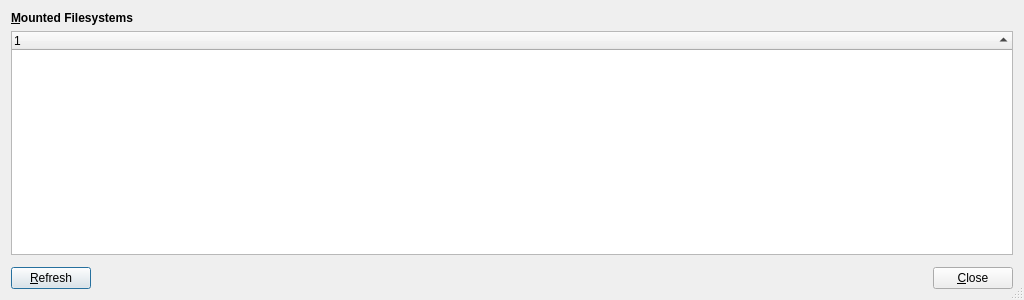
The window that src/filesystems-window.ui (shundhammer/qdirstat) describes before a commit, drawn with Qt 5.
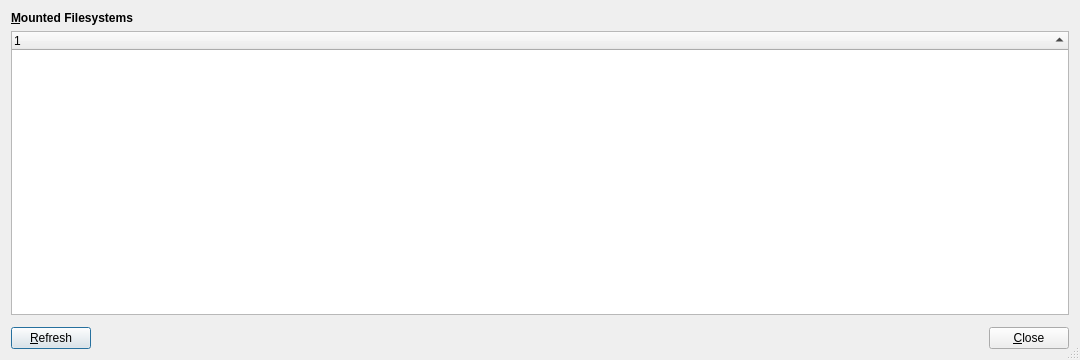
The same window after the commit. Custom widgets are drawn as their Qt base class.

```diff
--- a/src/filesystems-window.ui
+++ b/src/filesystems-window.ui
@@ -6,8 +6,8 @@
    <rect>
     <x>0</x>
     <y>0</y>
-    <width>1024</width>
-    <height>300</height>
+    <width>1080</width>
+    <height>360</height>
    </rect>
   </property>
   <property name="windowTitle">
```
